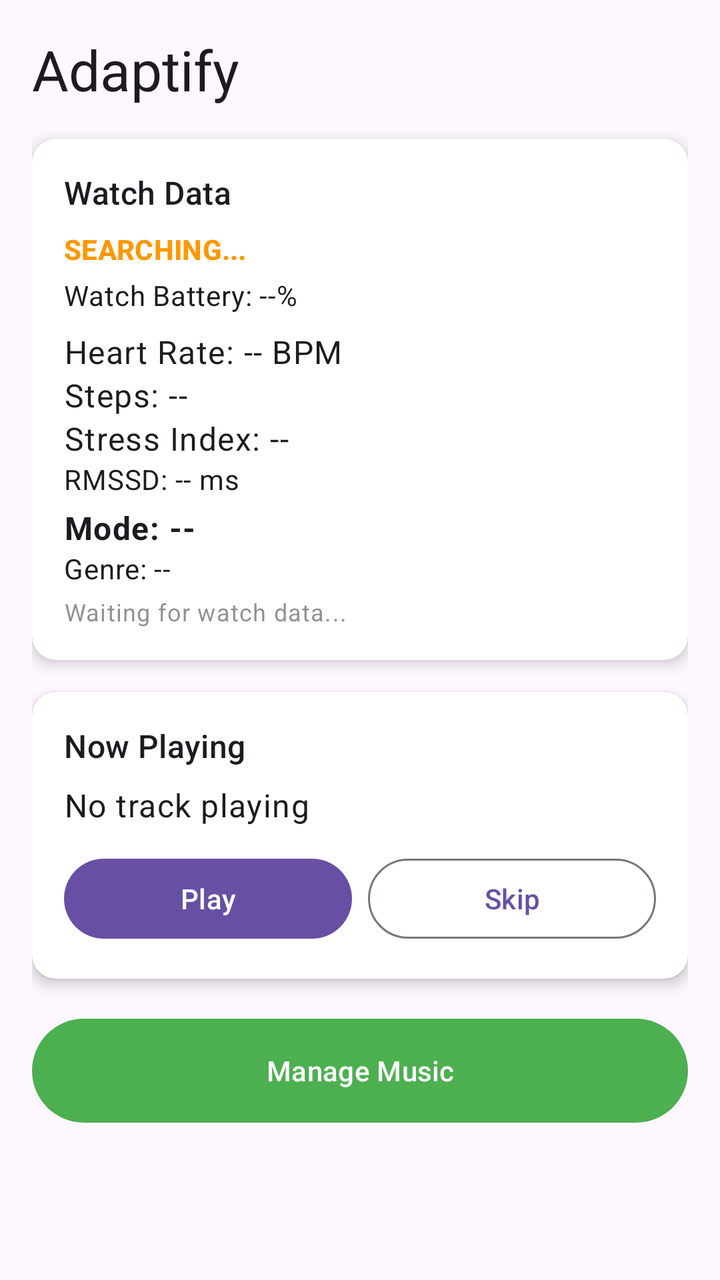
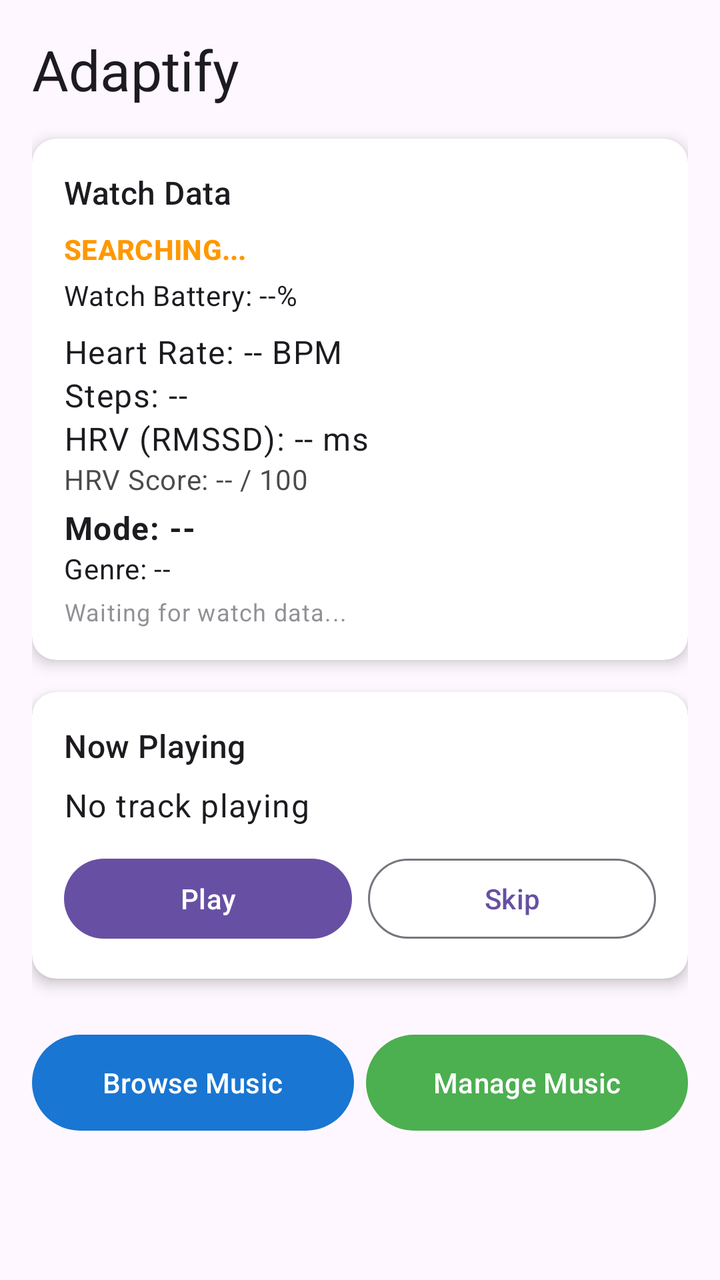

Before-and-after screenshots of an Android layout around one commit, followed by the original layout XML and the change that was made.
<!-- AndroidManifest.xml: application theme Theme.AdaptifyWearOs -->
<!-- res/layout/activity_main.xml -->
<?xml version="1.0" encoding="utf-8"?>
<ScrollView xmlns:android="http://schemas.android.com/apk/res/android"
    xmlns:app="http://schemas.android.com/apk/res-auto"
    android:id="@+id/main"
    android:layout_width="match_parent"
    android:layout_height="match_parent"
    android:fillViewport="true">

    <LinearLayout
        android:layout_width="match_parent"
        android:layout_height="wrap_content"
        android:orientation="vertical"
        android:padding="16dp">

        <TextView
            android:layout_width="wrap_content"
            android:layout_height="wrap_content"
            android:text="Adaptify"
            android:textAppearance="?attr/textAppearanceHeadlineMedium"
            android:layout_marginBottom="16dp" />

        
        <androidx.cardview.widget.CardView
            android:layout_width="match_parent"
            android:layout_height="wrap_content"
            android:layout_marginBottom="16dp"
            app:cardCornerRadius="12dp"
            app:cardElevation="4dp">

            <LinearLayout
                android:layout_width="match_parent"
                android:layout_height="wrap_content"
                android:orientation="vertical"
                android:padding="16dp">

                <TextView
                    android:layout_width="wrap_content"
                    android:layout_height="wrap_content"
                    android:text="Watch Data"
                    android:textAppearance="?attr/textAppearanceTitleMedium"
                    android:layout_marginBottom="8dp" />

                <TextView
                    android:id="@+id/tvConnectionStatus"
                    android:layout_width="match_parent"
                    android:layout_height="wrap_content"
                    android:text="SEARCHING..."
                    android:textAppearance="?attr/textAppearanceLabelLarge"
                    android:textColor="#FF9800"
                    android:textStyle="bold"
                    android:layout_marginBottom="4dp" />

                <TextView
                    android:id="@+id/tvBattery"
                    android:layout_width="match_parent"
                    android:layout_height="wrap_content"
                    android:text="Watch Battery: --%"
                    android:textAppearance="?attr/textAppearanceBodyMedium"
                    android:layout_marginBottom="8dp" />

                <TextView
                    android:id="@+id/tvHeartRate"
                    android:layout_width="match_parent"
                    android:layout_height="wrap_content"
                    android:text="Heart Rate: -- BPM"
                    android:textAppearance="?attr/textAppearanceBodyLarge" />

                <TextView
                    android:id="@+id/tvSteps"
                    android:layout_width="match_parent"
                    android:layout_height="wrap_content"
                    android:text="Steps: --"
                    android:textAppearance="?attr/textAppearanceBodyLarge" />

                <TextView
                    android:id="@+id/tvStressIndex"
                    android:layout_width="match_parent"
                    android:layout_height="wrap_content"
                    android:text="Stress Index: --"
                    android:textAppearance="?attr/textAppearanceBodyLarge" />

                <TextView
                    android:id="@+id/tvRmssd"
                    android:layout_width="match_parent"
                    android:layout_height="wrap_content"
                    android:text="RMSSD: -- ms"
                    android:textAppearance="?attr/textAppearanceBodyMedium" />

                <TextView
                    android:id="@+id/tvActivityMode"
                    android:layout_width="match_parent"
                    android:layout_height="wrap_content"
                    android:text="Mode: --"
                    android:textAppearance="?attr/textAppearanceBodyLarge"
                    android:textStyle="bold"
                    android:layout_marginTop="4dp" />

                <TextView
                    android:id="@+id/tvGenre"
                    android:layout_width="match_parent"
                    android:layout_height="wrap_content"
                    android:text="Genre: --"
                    android:textAppearance="?attr/textAppearanceBodyMedium" />

                <TextView
                    android:id="@+id/tvLastUpdated"
                    android:layout_width="match_parent"
                    android:layout_height="wrap_content"
                    android:text="Waiting for watch data..."
                    android:textAppearance="?attr/textAppearanceBodySmall"
                    android:alpha="0.6"
                    android:layout_marginTop="4dp" />

            </LinearLayout>
        </androidx.cardview.widget.CardView>

        
        <androidx.cardview.widget.CardView
            android:layout_width="match_parent"
            android:layout_height="wrap_content"
            android:layout_marginBottom="16dp"
            app:cardCornerRadius="12dp"
            app:cardElevation="4dp">

            <LinearLayout
                android:layout_width="match_parent"
                android:layout_height="wrap_content"
                android:orientation="vertical"
                android:padding="16dp">

                <TextView
                    android:layout_width="wrap_content"
                    android:layout_height="wrap_content"
                    android:text="Now Playing"
                    android:textAppearance="?attr/textAppearanceTitleMedium"
                    android:layout_marginBottom="8dp" />

                <TextView
                    android:id="@+id/tvCurrentTrack"
                    android:layout_width="match_parent"
                    android:layout_height="wrap_content"
                    android:text="No track playing"
                    android:textAppearance="?attr/textAppearanceBodyLarge"
                    android:ellipsize="end"
                    android:maxLines="1"
                    android:layout_marginBottom="12dp" />

                <LinearLayout
                    android:layout_width="match_parent"
                    android:layout_height="wrap_content"
                    android:orientation="horizontal">

                    <com.google.android.material.button.MaterialButton
                        android:id="@+id/btnPlayPause"
                        android:layout_width="0dp"
                        android:layout_height="wrap_content"
                        android:layout_weight="1"
                        android:text="Play"
                        android:layout_marginEnd="8dp" />

                    <com.google.android.material.button.MaterialButton
                        android:id="@+id/btnSkip"
                        style="@style/Widget.Material3.Button.OutlinedButton"
                        android:layout_width="0dp"
                        android:layout_height="wrap_content"
                        android:layout_weight="1"
                        android:text="Skip" />

                </LinearLayout>
            </LinearLayout>
        </androidx.cardview.widget.CardView>

        
        <com.google.android.material.button.MaterialButton
            android:id="@+id/btnManageMusic"
            android:layout_width="match_parent"
            android:layout_height="60dp"
            android:text="Manage Music"
            android:textColor="@android:color/white"
            app:backgroundTint="#4CAF50" />

    </LinearLayout>
</ScrollView>
<!-- resources referenced by this layout -->
<resources>
  <style name="Theme.AdaptifyWearOs" parent="Base.Theme.AdaptifyWearOs" />
  <style name="Base.Theme.AdaptifyWearOs" parent="Theme.Material3.DayNight.NoActionBar">
          
          
      </style>
</resources>

<!-- the commit's change to res/layout/activity_main.xml (unified diff, before → after) -->
@@ -73,18 +73,19 @@
                     android:textAppearance="?attr/textAppearanceBodyLarge" />
 
                 <TextView
-                    android:id="@+id/tvStressIndex"
-                    android:layout_width="match_parent"
-                    android:layout_height="wrap_content"
-                    android:text="Stress Index: --"
+                    android:id="@+id/tvRmssd"
+                    android:layout_width="match_parent"
+                    android:layout_height="wrap_content"
+                    android:text="HRV (RMSSD): -- ms"
                     android:textAppearance="?attr/textAppearanceBodyLarge" />
 
                 <TextView
-                    android:id="@+id/tvRmssd"
-                    android:layout_width="match_parent"
-                    android:layout_height="wrap_content"
-                    android:text="RMSSD: -- ms"
-                    android:textAppearance="?attr/textAppearanceBodyMedium" />
+                    android:id="@+id/tvHrvScore"
+                    android:layout_width="match_parent"
+                    android:layout_height="wrap_content"
+                    android:text="HRV Score: -- / 100"
+                    android:textAppearance="?attr/textAppearanceBodyMedium"
+                    android:alpha="0.8" />
 
                 <TextView
                     android:id="@+id/tvActivityMode"
@@ -171,13 +172,32 @@
         </androidx.cardview.widget.CardView>
 
         
-        <com.google.android.material.button.MaterialButton
-            android:id="@+id/btnManageMusic"
+        <LinearLayout
             android:layout_width="match_parent"
-            android:layout_height="60dp"
-            android:text="Manage Music"
-            android:textColor="@android:color/white"
-            app:backgroundTint="#4CAF50" />
+            android:layout_height="wrap_content"
+            android:orientation="horizontal"
+            android:layout_marginTop="8dp">
+
+            <com.google.android.material.button.MaterialButton
+                android:id="@+id/btnBrowseMusic"
+                android:layout_width="0dp"
+                android:layout_height="56dp"
+                android:layout_weight="1"
+                android:layout_marginEnd="6dp"
+                android:text="Browse Music"
+                android:textColor="@android:color/white"
+                app:backgroundTint="#1976D2" />
+
+            <com.google.android.material.button.MaterialButton
+                android:id="@+id/btnManageMusic"
+                android:layout_width="0dp"
+                android:layout_height="56dp"
+                android:layout_weight="1"
+                android:text="Manage Music"
+                android:textColor="@android:color/white"
+                app:backgroundTint="#4CAF50" />
+
+        </LinearLayout>
 
     </LinearLayout>
 </ScrollView>
